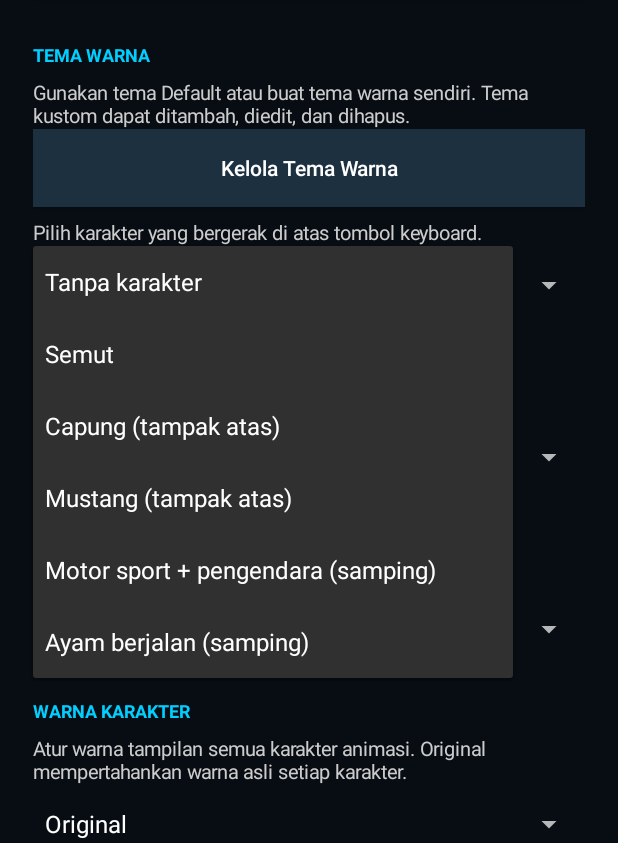
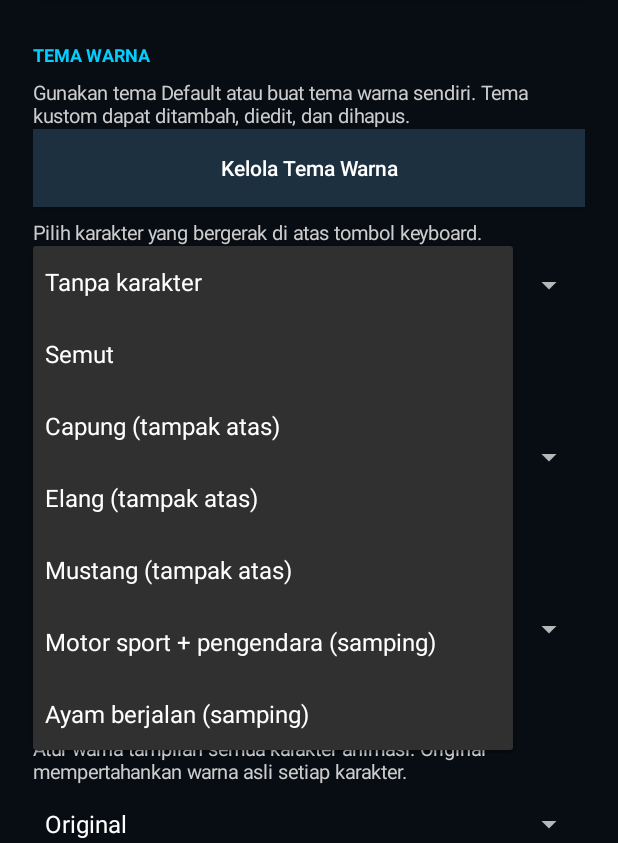
Before and after one commit to labubuweris-glitch/KEYBOARIZ-X, an Android app: the screen it shows after launch (MainActivity), after a tap on "Tanpa karakter", on a phone screen of 412 x 824 dp, the part 393-1236 px from its top. Run offline under Robolectric (Android 15) with nearby library versions, the phone set to English and light mode, and no system bars; 1 other tap on this screen came first.

Commit message:
Add eagle to character selection

```diff
--- a/app/src/main/java/com/keyboarizx/MainActivity.kt
+++ b/app/src/main/java/com/keyboarizx/MainActivity.kt
@@ -243,8 +243,8 @@ class MainActivity : Activity() {
             textSize = 13f
             setTextColor(Color.LTGRAY)
         })
-        val characterNames = listOf("Tanpa karakter", "Semut", "Capung (tampak atas)", "Mustang (tampak atas)", "Motor sport + pengendara (samping)", "Ayam berjalan (samping)")
-        val characterValues = listOf("NONE", "ANT", "DRAGONFLY", "MUSTANG", "MOTORCYCLE", "CHICKEN")
+        val characterNames = listOf("Tanpa karakter", "Semut", "Capung (tampak atas)", "Elang (tampak atas)", "Mustang (tampak atas)", "Motor sport + pengendara (samping)", "Ayam berjalan (samping)")
+        val characterValues = listOf("NONE", "ANT", "DRAGONFLY", "EAGLE", "MUSTANG", "MOTORCYCLE", "CHICKEN")
         val characterSpinner = Spinner(this).apply {
             adapter = ArrayAdapter(this@MainActivity, android.R.layout.simple_spinner_dropdown_item, characterNames)
             setSelection(characterValues.indexOf(prefs.getString("keyboard_character", "NONE")).coerceAtLeast(0))
```
